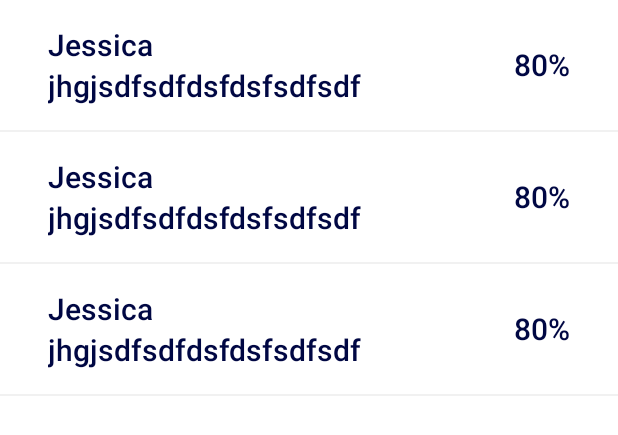
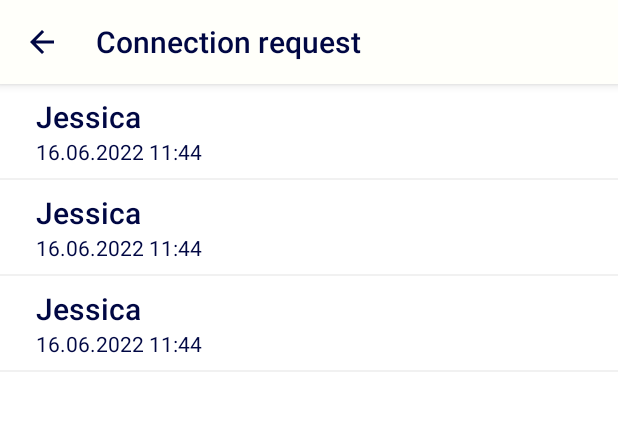
Before and after one commit to Purik/didcomm-messenger, an Android app: the layout fragment_invitations_list.xml on its own in the app's theme, with its tools: preview values and no code run, on a phone screen of 412 x 824 dp. Shown: the top 435 px of the screen. Run offline under Robolectric (Android 15) with nearby library versions, the phone set to English and light mode, and no system bars.

Commit message:
invitations list unaccepted, fix for 2 scan for verkey

```diff
--- a/androidApp/src/main/java/com/socialsirius/messenger/base/dagger/AppComponent.kt
+++ b/androidApp/src/main/java/com/socialsirius/messenger/base/dagger/AppComponent.kt
@@ -4,8 +4,10 @@ import android.app.Application
 import com.socialsirius.messenger.repository.UserRepository
 
 import com.socialsirius.messenger.ui.activities.auth.AuthActivity
+import com.socialsirius.messenger.ui.activities.base.SimpleActivity
 import com.socialsirius.messenger.ui.activities.credentials.CredentialsActivity
 import com.socialsirius.messenger.ui.activities.groupCreate.GroupCreateActivity
+import com.socialsirius.messenger.ui.activities.invitations.InvitationsActivity
 import com.socialsirius.messenger.ui.activities.invite.HandleWebInviteActivity
 import com.socialsirius.messenger.ui.activities.invite.InviteActivity
 import com.socialsirius.messenger.ui.activities.loader.LoaderActivity
@@ -90,6 +92,8 @@ interface AppComponent {
     fun inject(activity: GroupCreateActivity)
     fun inject(activity: HandleWebInviteActivity)
     fun inject(activity: CredentialsActivity)
+    fun inject(activity: SimpleActivity)
+    fun inject(activity: InvitationsActivity)
 
 
     //Fragments
--- a/androidApp/src/main/java/com/socialsirius/messenger/repository/local/MessageDatabase.kt
+++ b/androidApp/src/main/java/com/socialsirius/messenger/repository/local/MessageDatabase.kt
@@ -84,7 +84,7 @@ class MessageDatabase(ctx: Context?) : BaseDatabase<LocalMessage, String>(ctx) {
 
     fun getUnacceptedInvitationsMessages(): List<LocalMessage> {
         try {
-            return getQueryeBuilder().where().eq("isAccepted", false).
+            return getQueryeBuilder().orderBy("sentTime", false).where().eq("isAccepted", false).
             and().eq("isCanceled", false)
                 .and().eq("type", "invitation").query().orEmpty()
         } catch (e: Exception) {
--- a/androidApp/src/main/java/com/socialsirius/messenger/ui/chats/allChats/AllChatsFragment.kt
+++ b/androidApp/src/main/java/com/socialsirius/messenger/ui/chats/allChats/AllChatsFragment.kt
@@ -16,6 +16,7 @@ import com.socialsirius.messenger.base.ui.OnCustomBtnClick
 import com.socialsirius.messenger.databinding.FragmentAllChatsBinding
 import com.socialsirius.messenger.databinding.ViewContactInfoBinding
 import com.socialsirius.messenger.models.Chats
+import com.socialsirius.messenger.ui.activities.invitations.InvitationsActivity
 import com.socialsirius.messenger.ui.activities.invite.InviteActivity
 import com.socialsirius.messenger.ui.activities.message.MessageActivity
 import com.socialsirius.messenger.ui.activities.scan.ScanActivity
@@ -114,9 +115,8 @@ class AllChatsFragment : BaseFragment<FragmentAllChatsBinding, AllChatsViewModel
             if (   chat!=null ){
                 model.chatsSelectLiveData.value = null
                 if (chat.id  == "invitation"){
-                   val invitations =   InvitationsListFragment()
-                   baseActivity.pushPage(invitations)
 
+                    InvitationsActivity.newInstance(baseActivity)
                 }else{
                     MessageActivity.newInstance(requireContext(),chat)
                 }
--- a/androidApp/src/main/java/com/socialsirius/messenger/ui/chats/invitations/InvitationsListViewModel.kt
+++ b/androidApp/src/main/java/com/socialsirius/messenger/ui/chats/invitations/InvitationsListViewModel.kt
@@ -7,6 +7,7 @@ import com.sirius.library.mobile.helpers.PairwiseHelper
 import com.socialsirius.messenger.base.ui.BaseViewModel
 import com.socialsirius.messenger.models.Chats
 import com.socialsirius.messenger.repository.MessageRepository
+import com.socialsirius.messenger.transform.LocalMessageTransform
 import com.socialsirius.messenger.transform.PairwiseTransform
 import com.socialsirius.messenger.utils.extensions.observeOnce
 import javax.inject.Inject
@@ -17,7 +18,7 @@ class InvitationsListViewModel @Inject constructor(val messageRepository: Messag
     // val chatsLiveData = chatsRepository.result
     val chatsListLiveData = MutableLiveData<List<Chats>>(listOf())
     var originalList : List<Chats> = listOf()
-    val chatsSelectLiveData = MutableLiveData<Chats>()
+    val chatsSelectLiveData = MutableLiveData<Chats?>()
 
 
     override fun onCreateview() {
@@ -49,8 +50,8 @@ class InvitationsListViewModel @Inject constructor(val messageRepository: Messag
                 }
 
                 val chats =   Chats(it.pairwiseDid ?:"",label)
+                chats.lastMessage = it
                 return@map chats
-                //chats.lastMessage = lastMessage
             }
             updateList(list)
 
--- a/androidApp/src/main/res/layout/fragment_invitations_list.xml
+++ b/androidApp/src/main/res/layout/fragment_invitations_list.xml
@@ -12,6 +12,68 @@
     android:layout_width="match_parent"
     android:layout_height="match_parent">
 
+    <LinearLayout
+        android:id="@+id/topView"
+        style="@style/TopBarStyle"
+        android:layout_width="match_parent"
+        android:background="@color/backgroundColor"
+        android:gravity="center_vertical"
+        android:orientation="horizontal"
+        app:layout_constraintEnd_toEndOf="parent"
+        app:layout_constraintStart_toStartOf="parent"
+        app:layout_constraintTop_toTopOf="parent">
+
+        <ImageButton
+            android:id="@+id/backButton"
+            style="@style/BackButton"
+            android:layout_width="@dimen/common_button_size"
+            android:layout_height="@dimen/common_button_size"
+            android:onClick="@{viewModel::onBackButtonClick}"
+            android:src="@drawable/ic_arrow_back"
+            app:layout_constraintStart_toStartOf="parent"
+            app:layout_constraintTop_toTopOf="parent" />
+
+
+
+        <LinearLayout
+            android:layout_width="match_parent"
+            android:layout_height="@dimen/common_button_size"
+            android:layout_marginStart="@dimen/common_gap_8"
+            android:layout_weight="1"
+            android:gravity="center_vertical"
+            android:orientation="vertical">
+
+            <TextView
+                android:id="@+id/topBarView"
+                style="@style/Headline6"
+                android:layout_width="wrap_content"
+                android:layout_height="wrap_content"
+                android:lines="1"
+                android:text="Connection request" />
+
+            <TextView
+                android:id="@+id/detailsBarView"
+                style="@style/Caption"
+                android:visibility="gone"
+                android:layout_width="wrap_content"
+                android:layout_height="wrap_content"
+                android:textColor="@color/defaultColor"
+                tools:text="5 members" />
+
+        </LinearLayout>
+
+<!--        <ImageButton
+            android:id="@+id/moreButton"
+            style="@style/BackButton"
+            android:layout_width="@dimen/common_button_size"
+            android:layout_height="@dimen/common_button_size"
+            android:onClick="@{viewModel::onMoreButtonClick}"
+            android:src="@drawable/ic_more"
+            app:layout_constraintStart_toStartOf="parent"
+            app:layout_constraintTop_toTopOf="parent" />-->
+
+    </LinearLayout>
+
     <androidx.recyclerview.widget.RecyclerView
         android:layout_width="match_parent"
         android:layout_height="match_parent"
--- a/androidApp/src/main/res/layout/item_invitations_unaccepted.xml
+++ b/androidApp/src/main/res/layout/item_invitations_unaccepted.xml
@@ -19,44 +19,85 @@
         <LinearLayout
             android:layout_width="match_parent"
             android:layout_height="wrap_content"
+            android:layout_marginLeft="@dimen/common_gap_16"
+            android:layout_marginRight="@dimen/common_gap_16"
             android:orientation="horizontal"
-            android:layout_marginRight="@dimen/common_gap_16"
-            android:layout_marginLeft="@dimen/common_gap_16">
+            android:padding="8dp">
+
+            <LinearLayout
+                android:layout_width="match_parent"
+                android:layout_height="wrap_content"
+                android:layout_weight="1"
+
+                android:orientation="vertical">
+
                 <TextView
                     android:id="@+id/nameTextView"
                     style="@style/Headline6"
                     android:layout_width="match_parent"
-                android:padding="16dp"
-                android:layout_weight="1"
                     android:layout_height="wrap_content"
-                tools:text="Jessica jhgjsdfsdfdsfdsfsdfsdf"
+                    tools:text="Jessica"
 
                     />
 
+                <TextView
+                    android:id="@+id/dateTextView"
+                    style="@style/Body2"
+                    android:layout_width="wrap_content"
+
+                    android:layout_height="wrap_content"
+
+                    android:lines="1"
+
+                    tools:text="16.06.2022 11:44" />
 
 
                 <TextView
-                android:id="@+id/statusTextView"
+                    android:id="@+id/verkeyTextView"
+                    style="@style/Body1"
+                    android:layout_width="match_parent"
+                    android:layout_height="wrap_content"
+                    android:visibility="gone"
+                    tools:text="jhgjsdfsdfdsfdsfsdfsdf"
+
+                    />
+
+            </LinearLayout>
+
+
+            <LinearLayout
+                android:layout_width="wrap_content"
+                android:layout_height="wrap_content"
+                android:layout_gravity="center"
+                android:layout_marginLeft="16dp"
+                android:orientation="vertical">
+
+                <ImageView
+                    android:id="@+id/statusImageView"
                     style="@style/Headline6"
                     android:layout_width="wrap_content"
-                android:padding="16dp"
+                    app:tint="@color/blue"
+                    android:layout_height="wrap_content"
                     android:layout_gravity="center"
-                android:layout_height="wrap_content"
-                tools:text="80%"
+                    android:lines="1"
+                    android:visibility="gone"
+                    android:src="@drawable/inbox"
+                   />
 
-                android:lines="1"/>
+
+            </LinearLayout>
 
 
         </LinearLayout>
 
 
 
+
         <View
+            android:id="@+id/divider"
             android:layout_width="match_parent"
             android:layout_height="1dp"
-            android:id="@+id/divider"
-            android:background="@color/lightDividerColor"
-            />
+            android:background="@color/lightDividerColor" />
     </LinearLayout>
 
 </layout>
```
Also changed, not shown: androidApp/src/main/AndroidManifest.xml (+9 -0 lines), androidApp/src/main/java/com/socialsirius/messenger/base/dagger/ViewModelFactory.kt (+11 -0 lines), androidApp/src/main/java/com/socialsirius/messenger/ui/activities/base/SimpleActivity.kt (added, +53 -0 lines), androidApp/src/main/java/com/socialsirius/messenger/ui/activities/base/SimpleActivityModel.kt (added, +15 -0 lines), androidApp/src/main/java/com/socialsirius/messenger/ui/activities/invitations/InvitationsActivity.kt (added, +55 -0 lines), androidApp/src/main/java/com/socialsirius/messenger/ui/activities/invitations/InvitationsActivityModel.kt (added, +19 -0 lines), androidApp/src/main/java/com/socialsirius/messenger/ui/chats/invitations/InvitationsAdapter.kt (+19 -1 lines), androidApp/src/main/java/com/socialsirius/messenger/ui/chats/invitations/InvitationsListFragment.kt (+16 -4 lines), androidApp/src/main/java/com/socialsirius/messenger/ui/scan/MenuScanQrFragment.kt (+4 -8 lines), androidApp/src/main/java/com/socialsirius/messenger/ui/scan/MenuScanQrViewModel.kt (+16 -2 lines), androidApp/src/main/java/com/socialsirius/messenger/utils/DateUtils.java (+12 -0 lines), androidApp/src/main/res/layout/activity_simple.xml (added, +23 -0 lines), androidApp/src/main/res/drawable-xxxhdpi/inbox.png (added), androidApp/src/main/res/drawable-xxxhdpi/outbox.png (added). Lines whose indentation alone changed are shown as unchanged.
